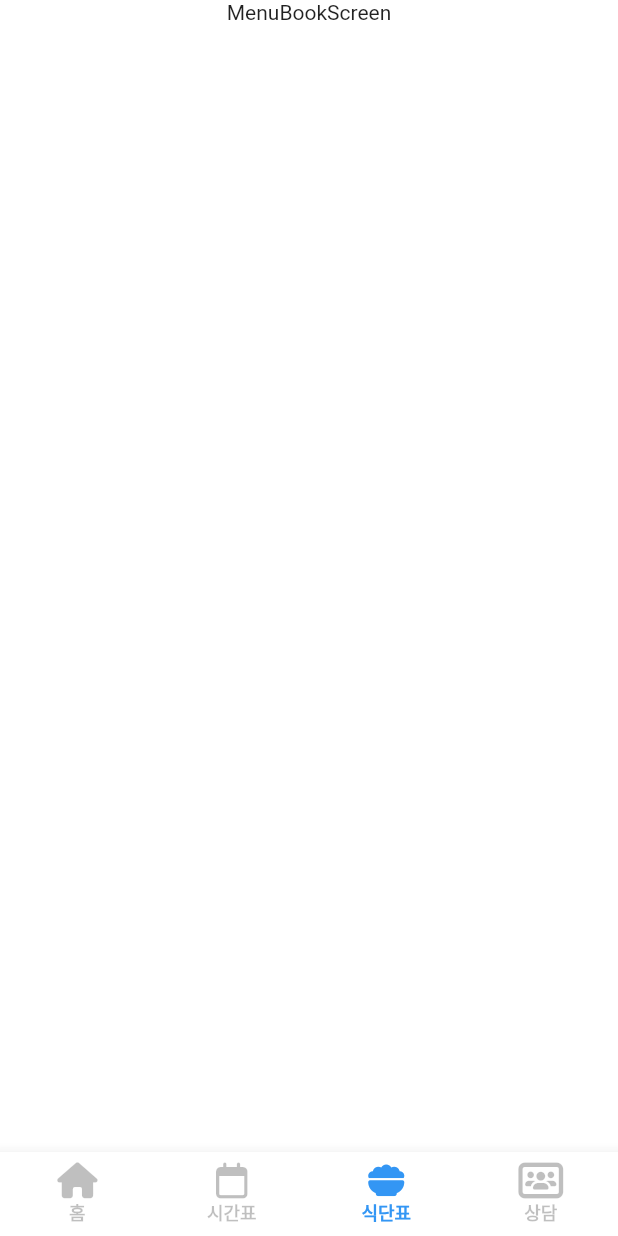
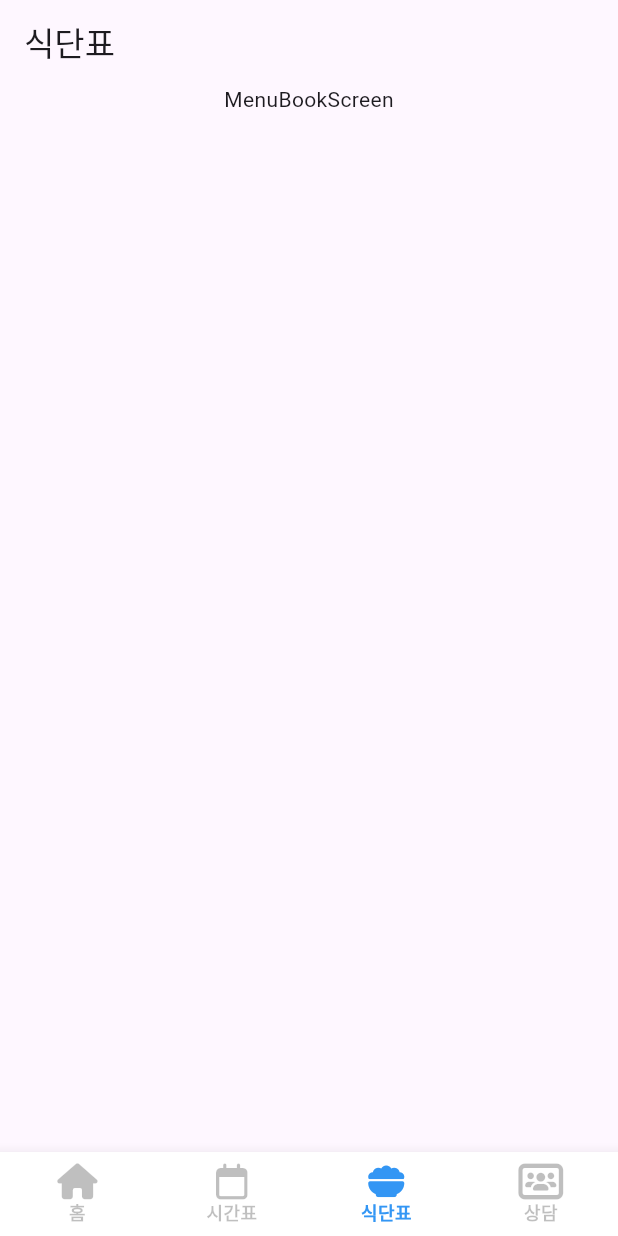
Before and after one commit to junhong625/SSAVERY_TIME, a Flutter app: the screen it shows after launch, item 3 of the bottom bar chosen, on a phone screen of 412 x 824 dp. Run offline on Flutter 3.47's test engine with Material 2 defaults, Android fonts, the phone set to English and light mode, and no system bars; our stand-ins replace font_awesome_flutter, get, percent_indicator.

Commit message:
FEAT appBar title

```diff
--- a/Develop/FE_Main/saffytime/lib/main.dart
+++ b/Develop/FE_Main/saffytime/lib/main.dart
@@ -20,6 +20,7 @@ class MyApp extends StatelessWidget {
     return MaterialApp(
       title: 'Flutter Demo',
       theme: ThemeData(
+        useMaterial3: true,
         // This is the theme of your application.
         //
         // Try running your application with "flutter run". You'll see the
@@ -48,7 +49,8 @@ class RootPage extends StatelessWidget {
     Get.put(BottomNavigationBarController());
     return Scaffold(
       backgroundColor: Colors.white,
-      body: Obx(() => SafeArea(
+      body: Obx(() => SizedBox(
+          height: double.infinity,
           child: tabPages[BottomNavigationBarController.to.selectedIdx.value])),
       bottomNavigationBar: const CustomBottomNavBar(),
     );
--- a/Develop/FE_Main/saffytime/lib/screens/menu_book_screen.dart
+++ b/Develop/FE_Main/saffytime/lib/screens/menu_book_screen.dart
@@ -11,11 +11,16 @@ class MenuBookScreen extends StatefulWidget {
 class _MenuBookScreenStates extends State<MenuBookScreen> {
   @override
   Widget build(BuildContext context) {
-    return SizedBox(
-      child: Row(
-        mainAxisAlignment: MainAxisAlignment.center,
-        crossAxisAlignment: CrossAxisAlignment.center,
-        children: const [Text("MenuBookScreen")],
+    return Scaffold(
+      appBar: AppBar(
+        title: const Text("식단표"),
+      ),
+      body: SizedBox(
+        child: Row(
+          mainAxisAlignment: MainAxisAlignment.center,
+          crossAxisAlignment: CrossAxisAlignment.center,
+          children: const [Text("MenuBookScreen")],
+        ),
       ),
     );
   }
```
Also changed, not shown: Develop/FE_Main/saffytime/lib/screens/calendar_screen.dart (+8 -5 lines), Develop/FE_Main/saffytime/lib/screens/counsel_screen.dart (+8 -5 lines), Develop/FE_Main/saffytime/lib/screens/home_screen.dart (+8 -5 lines), Develop/FE_Main/saffytime/lib/screens/notification_screen.dart (+23 -0 lines), Develop/FE_Main/saffytime/lib/screens/user_screen.dart (+24 -0 lines).
